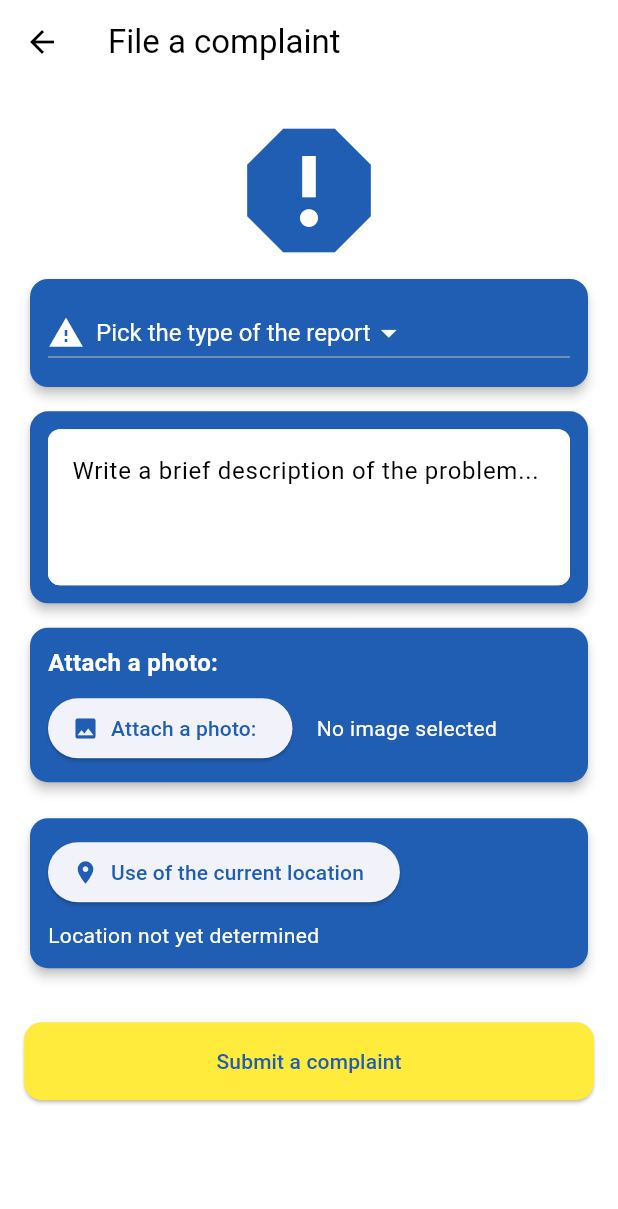
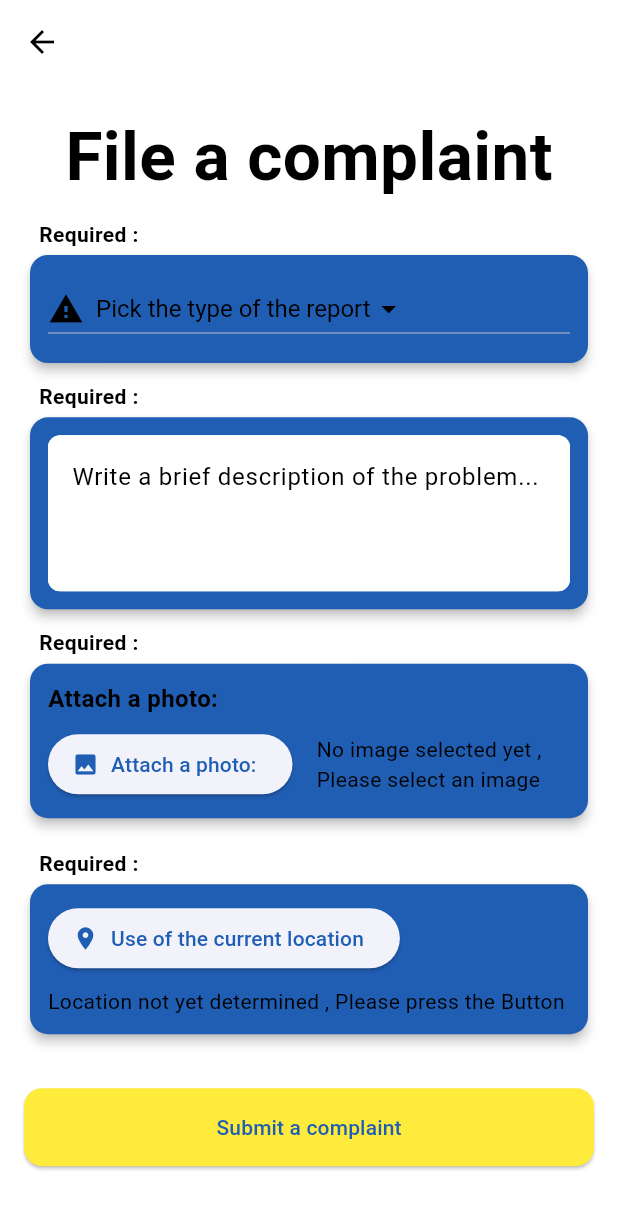
Before and after one commit to qutaiba-kot/Graduation-proj, a Flutter app: the ReportationView screen opened by its route, on a phone screen of 412 x 824 dp. Shown: the top 1209 px of the screen. Run offline on Flutter 3.47's test engine with Material 3 defaults, Android fonts, the phone set to English and light mode, and no system bars; our stand-ins replace audioplayers, geolocator, get, get_storage, google_maps_flutter, image_picker and 1 more; accounts and stored records are empty.

Commit message:
editing archive and reportation data handling and loading screens

```diff
--- a/lib/app/AppTranslations/ar.dart
+++ b/lib/app/AppTranslations/ar.dart
@@ -48,9 +48,10 @@ const Map<String, String> ar = {
   'Attach a photo:': 'إرفاق صورة:',
   'Take a photo': 'التقاط صورة',
   'Choose from the gallery': 'اختيار من المعرض',
-  'No image selected': 'لم يتم اختيار صورة',
+  'No image selected': ' لم يتم اختيار صورة بعد , يرجى اختيار صورة',
   'Use of the current location': 'استخدام الموقع الحالي',
-  'Location not yet determined': 'لم يتم تحديد الموقع بعد',
+  'Location not yet determined':
+      'لم يتم تحديد الموقع بعد , يرجى الضغط على الزر',
   'Submit a complaint': 'إرسال الشكوى',
   'File a complaint': 'رفع شكوى',
   'current_location': 'الموقع الحالي',
@@ -116,7 +117,7 @@ const Map<String, String> ar = {
   "Thank you for your note.": "شكرا على ملاحظتك",
   'Are you sure you\'re logged out?': 'هل أنت متأكد من تسجيل الخروج؟',
   'You will be logged out of the existing account. Do you want to continue the process?':
-      'سيتم تسجيل الخروج من الحساب الحالي. هل تريد متابعة العملية؟',
+      'سيتم تسجيل الخروج من الحساب الحالي , هل تريد متابعة العملية؟',
   "Cancel": "إلغاء",
   "Call": "الإتصال",
   "Mode": "السمة",
@@ -137,4 +138,9 @@ const Map<String, String> ar = {
   "مرفوضة": "rejected",
   "موثقة": "validated",
   "جاري العمل عليها": "pending",
+  "Required : ": "ضروري : ",
+  "Please select the type of the report": "يرجى اختيار نوع المشكلة",
+  "Please fill the description": "يرجى إدخال وصف للمشكلة.",
+  "Please press the button to get your location": "يرجى تحديد الموقع الحالي.",
+  "Please instert a photo": "يرجى إرفاق صورة للمشكلة.",
 };
--- a/lib/app/AppTranslations/en.dart
+++ b/lib/app/AppTranslations/en.dart
@@ -47,9 +47,9 @@ const Map<String, String> en = {
   'Attach a photo:': 'Attach a photo:',
   'Take a photo': 'Take a photo',
   'Choose from the gallery': 'Choose from the gallery',
-  'No image selected': 'No image selected',
+  'No image selected': 'No image selected yet , Please select an image',
   'Use of the current location': 'Use of the current location',
-  'Location not yet determined': 'Location not yet determined',
+  'Location not yet determined': 'Location not yet determined , Please press the Button',
   'Submit a complaint': 'Submit a complaint',
   'File a complaint': 'File a complaint',
   'current_location': 'Current Location',
@@ -119,7 +119,7 @@ const Map<String, String> en = {
     "Loading" : "Loading",
     "Thank you for your note." : "Thank you for your note.",
     'Are you sure you\'re logged out?' : 'Are you sure you\'re logged out?',
-    'You will be logged out of the existing account. Do you want to continue the process?' : 'You will be logged out of the existing account. Do you want to continue the process?' ,
+    'You will be logged out of the existing account. Do you want to continue the process?' : 'You will be logged out of the existing account , Do you want to continue the process?' ,
     "Cancel" : "Cancel",
     "Call" : "Call",
     "Mode" : "Mode" ,
@@ -137,5 +137,9 @@ const Map<String, String> en = {
     "pending" : "pending" ,
     "Quick Report" : "Quick Report",
     "Detailed Report" : "Detailed Report" ,
-
+    "Required : " : "Required : ",
+    "Please select the type of the report" : "Please select the type of the report",
+    "Please fill the description" : "Please fill the description",
+    "Please press the button to get your location" : "Please press the button to get your location",
+    "Please instert a photo" : "Please instert a photo",
 };
--- a/lib/app/modules/archive/binding/archive_binding.dart
+++ b/lib/app/modules/archive/binding/archive_binding.dart
@@ -4,7 +4,6 @@ import '../controller/archive_controller.dart';
 class ArchiveBinding extends Bindings {
   @override
   void dependencies() {
-    // تسجيل EmptyPageController عند استدعاء الصفحة
     Get.lazyPut<ArchiveController>(() => ArchiveController());
   }
 }
--- a/lib/app/modules/archive/view/archive_view.dart
+++ b/lib/app/modules/archive/view/archive_view.dart
@@ -9,6 +9,9 @@ class ArchiveView extends StatelessWidget {
     final controller = Get.find<ArchiveController>();
     return Scaffold(
       appBar: AppBar(
+       iconTheme: IconThemeData(
+          color: Theme.of(context).colorScheme.onBackground,
+        ),
         backgroundColor: Theme.of(context)
                                           .colorScheme
                                           .background,
@@ -16,6 +19,7 @@ class ArchiveView extends StatelessWidget {
           'My Reports'.tr,
           style: TextStyle(color: Theme.of(context).colorScheme.onBackground),
         ),
+
         centerTitle: true,
       ),
       body: Center(
--- a/lib/app/modules/home/views/home_drawer.dart
+++ b/lib/app/modules/home/views/home_drawer.dart
@@ -150,6 +150,7 @@ class MyDrawer extends GetWidget {
               onTap: () {
                 Get.dialog(
                   AlertDialog(
+                    backgroundColor: Theme.of(Get.context!).colorScheme.background,
                     shape: RoundedRectangleBorder(
                       borderRadius: BorderRadius.circular(15),
                     ),
--- a/lib/app/modules/profile/views/profile_view.dart
+++ b/lib/app/modules/profile/views/profile_view.dart
@@ -106,6 +106,9 @@ class ProfileView extends StatelessWidget {
                 ' ${controller.userStorage.totalReports ?? "unavailable".tr}',
                 style: TextStyle(color: Theme.of(context).colorScheme.primary),
               ),
+              onTap: () {
+    Get.toNamed("/archive"); // استبدل ReportsPage بالصفحة التي تريد الانتقال إليها
+  },
             ),
             ListTile(
               leading: Icon(Icons.numbers,
--- a/lib/app/modules/reportation/views/reportation_view.dart
+++ b/lib/app/modules/reportation/views/reportation_view.dart
@@ -12,12 +12,6 @@ class ReportationView extends GetView<ReportationController> {
     return Scaffold(
       backgroundColor: Theme.of(context).colorScheme.background,
       appBar: AppBar(
-        title: Text(
-          'File a complaint'.tr,
-          style: TextStyle(
-            color: Theme.of(context).colorScheme.onBackground,
-          ),
-        ),
         backgroundColor: Theme.of(context).colorScheme.background,
         iconTheme: IconThemeData(
           color: Theme.of(context).colorScheme.onBackground,
@@ -29,10 +23,35 @@ class ReportationView extends GetView<ReportationController> {
           child: Column(
             crossAxisAlignment: CrossAxisAlignment.stretch,
             children: [
-              Icon(
-                Icons.report,
-                size: 110,
-                color: Theme.of(context).colorScheme.primary,
+              Container(
+                child: Row(
+                  mainAxisAlignment: MainAxisAlignment.center,
+                  children: [
+                    Text(
+                      'File a complaint'.tr,
+                      style: TextStyle(
+                        fontWeight: FontWeight.bold,
+                        fontSize: 45,
+                        color: Theme.of(context).colorScheme.onBackground,
+                      ),
+                    ),
+                  ],
+                ),
+              ),
+              SizedBox(height: 10,),
+              Container(
+                padding: EdgeInsets.only(left: 10, right: 10),
+                child: Row(
+                  children: [
+                    Text(
+                      "Required : ".tr,
+                      style: TextStyle(
+                        fontWeight: FontWeight.bold,
+                        color: Theme.of(context).colorScheme.onBackground,
+                      ),
+                    ),
+                  ],
+                ),
               ),
               Card(
                 color: Theme.of(context).colorScheme.primary,
@@ -56,14 +75,14 @@ class ReportationView extends GetView<ReportationController> {
                                   Icon(hazard.icon,
                                       color: Theme.of(context)
                                           .colorScheme
-                                          .background),
+                                          .onBackground),
                                   SizedBox(width: 8),
                                   Text(
                                     hazard.name,
                                     style: TextStyle(
                                         color: Theme.of(context)
                                             .colorScheme
-                                            .background),
+                                            .onBackground),
                                   ),
                                 ],
                               ),
@@ -73,13 +92,13 @@ class ReportationView extends GetView<ReportationController> {
                       hint: Row(
                         children: [
                           Icon(Icons.warning,
-                              color: Theme.of(context).colorScheme.background),
+                              color: Theme.of(context).colorScheme.onBackground),
                           SizedBox(width: 8),
                           Text(
                             'pick the type of the report'.tr,
                             style: TextStyle(
                                 color:
-                                    Theme.of(context).colorScheme.background),
+                                    Theme.of(context).colorScheme.onBackground),
                           ),
                         ],
                       ),
@@ -88,13 +107,27 @@ class ReportationView extends GetView<ReportationController> {
                       },
                       dropdownColor: Theme.of(context).colorScheme.primary,
                       iconEnabledColor:
-                          Theme.of(context).colorScheme.background,
+                          Theme.of(context).colorScheme.onBackground,
                       style: TextStyle(fontSize: 16),
                     ),
                   ),
                 ),
               ),
               SizedBox(height: getHeight(context, 0.01)),
+              Container(
+                padding: EdgeInsets.only(left: 10, right: 10),
+                child: Row(
+                  children: [
+                    Text(
+                      "Required : ".tr,
+                      style: TextStyle(
+                        fontWeight: FontWeight.bold,
+                        color: Theme.of(context).colorScheme.onBackground,
+                      ),
+                    ),
+                  ],
+                ),
+              ),
               Card(
                 color: Theme.of(context).colorScheme.primary,
                 elevation: 3,
@@ -121,6 +154,20 @@ class ReportationView extends GetView<ReportationController> {
                 ),
               ),
               SizedBox(height: getHeight(context, 0.01)),
+              Container(
+                padding: EdgeInsets.only(left: 10, right: 10),
+                child: Row(
+                  children: [
+                    Text(
+                      "Required : ".tr,
+                      style: TextStyle(
+                        fontWeight: FontWeight.bold,
+                        color: Theme.of(context).colorScheme.onBackground,
+                      ),
+                    ),
+                  ],
+                ),
+              ),
               Card(
                 color: Theme.of(context).colorScheme.primary,
                 elevation: 3,
@@ -137,7 +184,7 @@ class ReportationView extends GetView<ReportationController> {
                         style: TextStyle(
                           fontWeight: FontWeight.bold,
                           fontSize: 16,
-                          color: Theme.of(context).colorScheme.background,
+                          color: Theme.of(context).colorScheme.onBackground,
                         ),
                       ),
                       SizedBox(height: 8),
@@ -175,7 +222,8 @@ class ReportationView extends GetView<ReportationController> {
                             label: Text('Attach a photo:'.tr),
                           ),
                           SizedBox(width: 16),
-                          Obx(() => controller.selectedImage.value != null
+                          Obx(
+                            () => controller.selectedImage.value != null
                                 ? ClipRRect(
                                     borderRadius: BorderRadius.circular(8),
                                     child: Image.file(
@@ -185,14 +233,17 @@ class ReportationView extends GetView<ReportationController> {
                                       fit: BoxFit.cover,
                                     ),
                                   )
-                              : Text(
+                                : Flexible(
+                                    child: Text(
                                       'No image selected'.tr,
                                       style: TextStyle(
                                         color: Theme.of(context)
                                             .colorScheme
-                                        .background,
+                                            .onBackground,
                                       ),
-                                )),
+                                    ),
+                                  ),
+                          ),
                         ],
                       ),
                     ],
@@ -200,6 +251,20 @@ class ReportationView extends GetView<ReportationController> {
                 ),
               ),
               SizedBox(height: 16),
+              Container(
+                padding: EdgeInsets.only(left: 10, right: 10),
+                child: Row(
+                  children: [
+                    Text(
+                      "Required : ".tr,
+                      style: TextStyle(
+                        fontWeight: FontWeight.bold,
+                        color: Theme.of(context).colorScheme.onBackground,
+                      ),
+                    ),
+                  ],
+                ),
+              ),
               Card(
                 color: Theme.of(context).colorScheme.primary,
                 elevation: 3,
@@ -227,7 +292,7 @@ class ReportationView extends GetView<ReportationController> {
                               : 'Location not yet determined'.tr,
                           style: TextStyle(
                             fontSize: 14,
-                            color: Theme.of(context).colorScheme.background,
+                            color: Theme.of(context).colorScheme.onBackground,
                           ),
                         ),
                       ),
@@ -239,7 +304,7 @@ class ReportationView extends GetView<ReportationController> {
               SizedBox(
                 width: double.infinity,
                 child: ElevatedButton(
-                  onPressed:controller.submitComplaint,
+                  onPressed: controller.submitComplaint,
                   child: Text('Submit a complaint'.tr),
                   style: ElevatedButton.styleFrom(
                     padding: EdgeInsets.symmetric(vertical: 16),
--- a/lib/app/modules/settings/views/settings_view.dart
+++ b/lib/app/modules/settings/views/settings_view.dart
@@ -27,16 +27,16 @@ class SettingsView extends GetView<SettingsController> {
         child: Column(
           crossAxisAlignment: CrossAxisAlignment.start,
           children: [
-
             ListTile(
               leading:  Text("Language".tr , style: TextStyle(color:Theme.of(context).colorScheme.onBackground,fontSize: 17 ),),
               horizontalTitleGap: getWidth(context, 0.35),
-              title:LanguageSelector()
+              //title:LanguageSelector(),
+              trailing:LanguageSelector() ,
             ),
             Divider(color: Theme.of(context).colorScheme.primary.withOpacity(0.3)),
             ListTile(
               horizontalTitleGap: getWidth(context, 0.6),
-              title: ThemeSwitcher(),
+              trailing: ThemeSwitcher(),
               leading:Text("Mode".tr , style: TextStyle(color:Theme.of(context).colorScheme.onBackground, fontSize: 17 ),),
             ),
             Divider(color: Theme.of(context).colorScheme.primary.withOpacity(0.3)),
```
Also changed, not shown: lib/app/modules/archive/controller/archive_controller.dart (+29 -13 lines), lib/app/modules/reportation/controllers/reportation_controller.dart (+48 -39 lines). Lines whose indentation alone changed are shown as unchanged.
